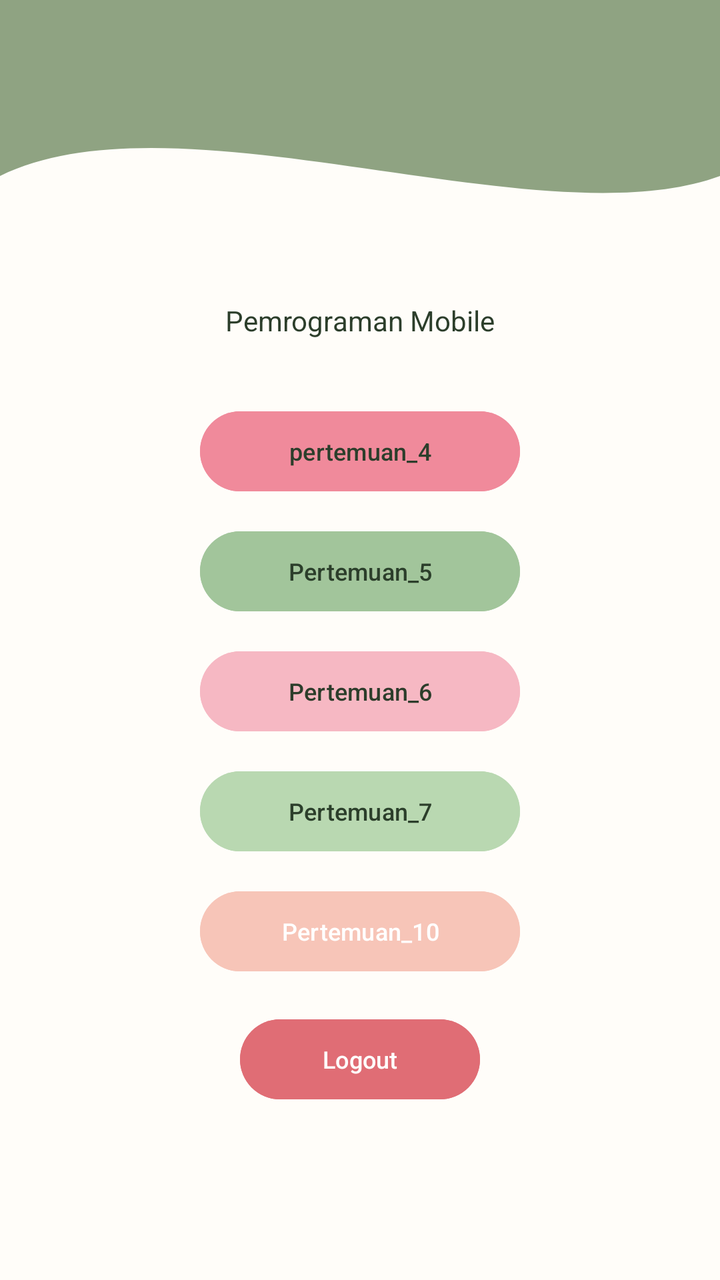
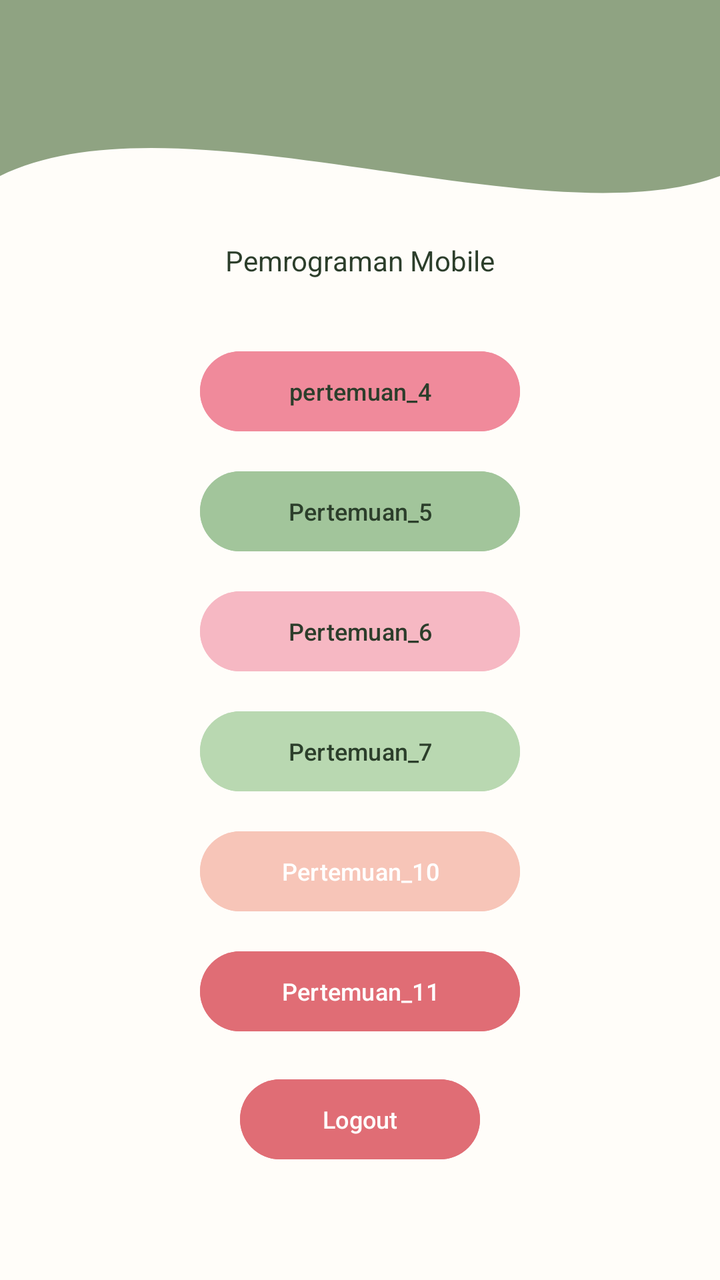

Compare the two renders of this Android layout. The source of the first and the diff that turns it into the second are given below.
<!-- AndroidManifest.xml: application theme Theme.Saturnussalsa -->
<!-- res/layout/fragment_home.xml -->
<?xml version="1.0" encoding="utf-8"?>
<androidx.constraintlayout.widget.ConstraintLayout xmlns:android="http://schemas.android.com/apk/res/android"
    xmlns:app="http://schemas.android.com/apk/res-auto"
    xmlns:tools="http://schemas.android.com/tools"
    android:layout_width="match_parent"
    android:layout_height="match_parent"
    android:background="@color/screen_background"
    tools:context=".home.HomeFragment">

    <View
        android:id="@+id/background_header"
        android:layout_width="0dp"
        android:layout_height="220dp"
        android:background="@drawable/bg_header_wave"
        app:layout_constraintStart_toStartOf="parent"
        app:layout_constraintEnd_toEndOf="parent"
        app:layout_constraintTop_toTopOf="parent"/>

    <androidx.appcompat.widget.Toolbar
        android:id="@+id/toolbar"
        android:layout_width="match_parent"
        android:layout_height="?attr/actionBarSize"
        android:background="@android:color/transparent"
        app:layout_constraintTop_toTopOf="parent"
        app:titleTextColor="@android:color/white" />

    <TextView
        android:id="@+id/textViewWelcome"
        android:layout_width="wrap_content"
        android:layout_height="wrap_content"
        android:text="Pemrograman Mobile"
        android:textColor="@color/text_primary"
        android:textSize="14sp"
        app:layout_constraintBottom_toTopOf="@+id/linearLayoutButtons"
        app:layout_constraintEnd_toEndOf="parent"
        app:layout_constraintStart_toStartOf="parent"
        app:layout_constraintTop_toBottomOf="@+id/toolbar"
        app:layout_constraintVertical_chainStyle="packed" />

    <LinearLayout
        android:id="@+id/linearLayoutButtons"
        android:layout_width="wrap_content"
        android:layout_height="wrap_content"
        android:layout_marginTop="32dp"
        android:gravity="center_horizontal"
        android:orientation="vertical"
        app:layout_constraintBottom_toBottomOf="parent"
        app:layout_constraintEnd_toEndOf="parent"
        app:layout_constraintStart_toStartOf="parent"
        app:layout_constraintTop_toBottomOf="@+id/textViewWelcome">

        <com.google.android.material.button.MaterialButton
            android:id="@+id/btnToFourth"
            android:layout_width="160dp"
            android:layout_height="48dp"
            android:layout_marginBottom="12dp"
            android:backgroundTint="@color/palette_p4"
            android:text="pertemuan_4"
            android:textAllCaps="false"
            android:textColor="@color/text_primary"
            android:textSize="12sp"
            app:cornerRadius="24dp" />

        <com.google.android.material.button.MaterialButton
            android:id="@+id/btnToFifth"
            android:layout_width="160dp"
            android:layout_height="48dp"
            android:layout_marginBottom="12dp"
            android:backgroundTint="@color/palette_p5"
            android:text="Pertemuan_5"
            android:textAllCaps="false"
            android:textColor="@color/text_primary"
            android:textSize="12sp"
            app:cornerRadius="24dp" />

        <com.google.android.material.button.MaterialButton
            android:id="@+id/btnToSixth"
            android:layout_width="160dp"
            android:layout_height="48dp"
            android:layout_marginBottom="12dp"
            android:backgroundTint="@color/palette_p6"
            android:text="Pertemuan_6"
            android:textAllCaps="false"
            android:textColor="@color/text_primary"
            android:textSize="12sp"
            app:cornerRadius="24dp" />

        <com.google.android.material.button.MaterialButton
            android:id="@+id/btnToSeventh"
            android:layout_width="160dp"
            android:layout_height="48dp"
            android:layout_marginBottom="12dp"
            android:backgroundTint="@color/palette_p7"
            android:text="Pertemuan_7"
            android:textAllCaps="false"
            android:textColor="@color/text_primary"
            android:textSize="12sp"
            app:cornerRadius="24dp" />

        <com.google.android.material.button.MaterialButton
            android:id="@+id/btnToTenth"
            android:layout_width="160dp"
            android:layout_height="48dp"
            android:layout_marginBottom="16dp"
            android:backgroundTint="@color/palette_p10"
            android:text="Pertemuan_10"
            android:textAllCaps="false"
            android:textColor="#FFFFFF"
            android:textSize="12sp"
            app:cornerRadius="24dp" />

        <com.google.android.material.button.MaterialButton
            android:id="@+id/btnLogout"
            android:layout_width="120dp"
            android:layout_height="48dp"
            android:backgroundTint="@color/palette_logout"
            android:text="Logout"
            android:textAllCaps="false"
            android:textColor="#FFFFFF"
            android:textSize="12sp"
            app:cornerRadius="24dp" />

    </LinearLayout>

</androidx.constraintlayout.widget.ConstraintLayout>
<!-- resources referenced by this layout -->
<resources>
  <color name="palette_logout">#E06D75</color>
  <color name="palette_p10">#F7C5B8</color>
  <color name="palette_p4">#F08A9B</color>
  <color name="palette_p5">#A2C59B</color>
  <color name="palette_p6">#F6B8C3</color>
  <color name="palette_p7">#B9D8B1</color>
  <color name="screen_background">#FFFDF9</color>
  <color name="text_primary">#2C3E2B</color>
  <!-- drawable bg_header_wave (drawable) -->
  <vector xmlns:android="http://schemas.android.com/apk/res/android"
      android:width="100dp"
      android:height="100dp"
      android:viewportWidth="100"
      android:viewportHeight="100">
  
      <path
          android:fillColor="?attr/colorPrimary"
          android:pathData="
              M0,0
              L100,0
              L100,40
              C 75,55
                25,20
                0,40
              Z" />
  </vector>
  <style name="Theme.Saturnussalsa" parent="Base.Theme.Saturnussalsa" />
  <style name="Base.Theme.Saturnussalsa" parent="Theme.Material3.DayNight.NoActionBar">
          
          <item name="colorPrimary">@color/purple_primary</item>
          <item name="colorOnPrimary">@color/white</item>
          <item name="colorPrimaryContainer">@color/purple_container</item>
      </style>
  <color name="purple_primary">#8FA382</color>
  <color name="white">#FFFFFFFF</color>
  <color name="purple_container">#FFFDF9</color>
</resources>

<!-- the commit's change to res/layout/fragment_home.xml (unified diff, before → after) -->
@@ -101,9 +101,21 @@
             android:id="@+id/btnToTenth"
             android:layout_width="160dp"
             android:layout_height="48dp"
-            android:layout_marginBottom="16dp"
+            android:layout_marginBottom="12dp"
             android:backgroundTint="@color/palette_p10"
             android:text="Pertemuan_10"
+            android:textAllCaps="false"
+            android:textColor="#FFFFFF"
+            android:textSize="12sp"
+            app:cornerRadius="24dp" />
+
+        <com.google.android.material.button.MaterialButton
+            android:id="@+id/btnToEleventh"
+            android:layout_width="160dp"
+            android:layout_height="48dp"
+            android:layout_marginBottom="16dp"
+            android:backgroundTint="@color/palette_logout"
+            android:text="Pertemuan_11"
             android:textAllCaps="false"
             android:textColor="#FFFFFF"
             android:textSize="12sp"
